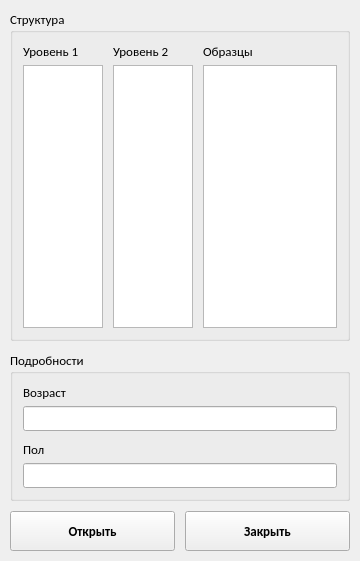
First picture: the form in ui/ecg_samples_window.ui, repository WeeIIer/ECG-monitoring-system, before the edit.
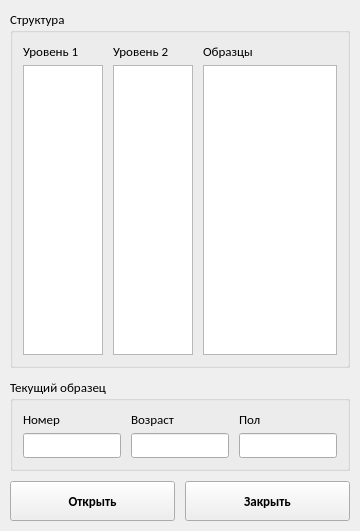
Second picture: the form after the edit.

Commit message: fix: del generate button from ECG-simulator

What changed in the file:
```diff
--- a/ui/ecg_samples_window.ui
+++ b/ui/ecg_samples_window.ui
@@ -7,7 +7,7 @@
     <x>0</x>
     <y>0</y>
     <width>360</width>
-    <height>561</height>
+    <height>531</height>
    </rect>
   </property>
   <property name="sizePolicy">
@@ -207,7 +207,7 @@
       </size>
      </property>
      <property name="title">
-      <string>Подробности</string>
+      <string>Текущий образец</string>
      </property>
      <layout class="QVBoxLayout" name="verticalLayout">
       <property name="spacing">
@@ -226,10 +226,34 @@
        <number>10</number>
       </property>
       <item>
-       <layout class="QVBoxLayout" name="verticalLayout_21">
+       <layout class="QHBoxLayout" name="horizontalLayout_2">
+        <property name="spacing">
+         <number>10</number>
+        </property>
+        <item>
+         <layout class="QVBoxLayout" name="verticalLayout_25">
         <property name="spacing">
          <number>5</number>
         </property>
+          <item>
+           <widget class="QLabel" name="label_22">
+            <property name="text">
+             <string>Номер</string>
+            </property>
+           </widget>
+          </item>
+          <item>
+           <widget class="QLineEdit" name="edit_id">
+            <property name="contextMenuPolicy">
+             <enum>Qt::NoContextMenu</enum>
+            </property>
+            <property name="readOnly">
+             <bool>true</bool>
+            </property>
+           </widget>
+          </item>
+         </layout>
+        </item>
         <item>
          <layout class="QVBoxLayout" name="verticalLayout_23">
           <property name="spacing">
@@ -254,8 +278,6 @@
           </item>
          </layout>
         </item>
-       </layout>
-      </item>
       <item>
        <layout class="QVBoxLayout" name="verticalLayout_24">
         <property name="spacing">
@@ -277,6 +299,8 @@
            <bool>true</bool>
           </property>
          </widget>
+          </item>
+         </layout>
         </item>
        </layout>
       </item>
```
Left out of the diff: 2 changed lines with no effect on the pictures. Lines whose indentation alone changed are shown as unchanged. The commit also changes 4 other files.
